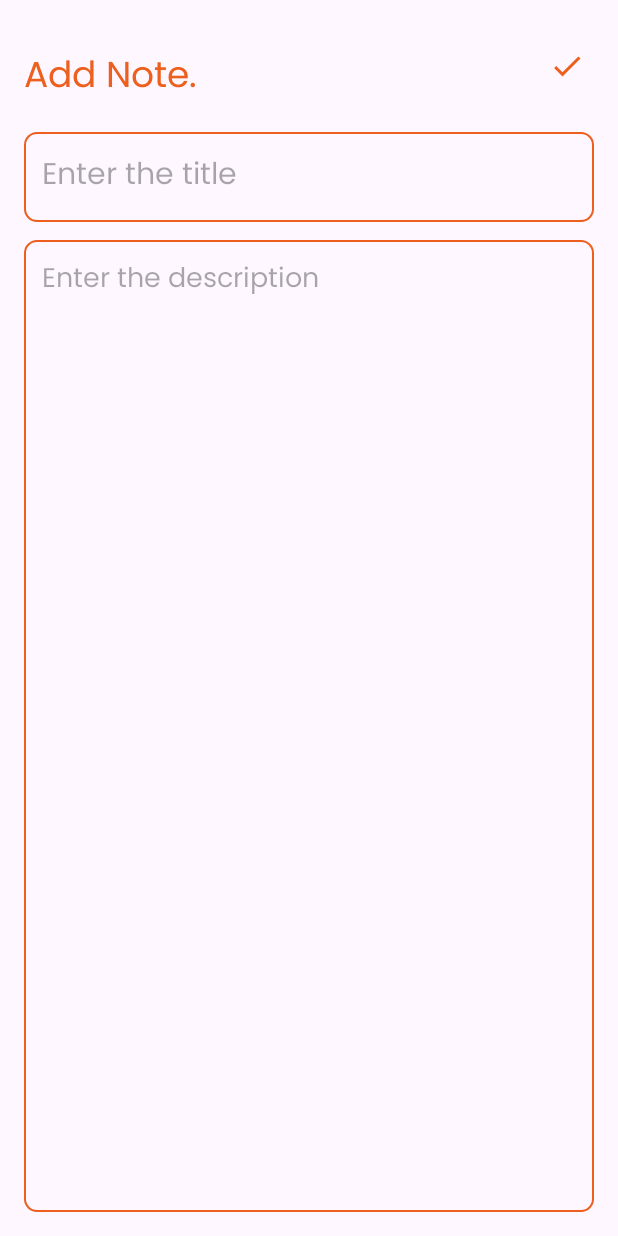
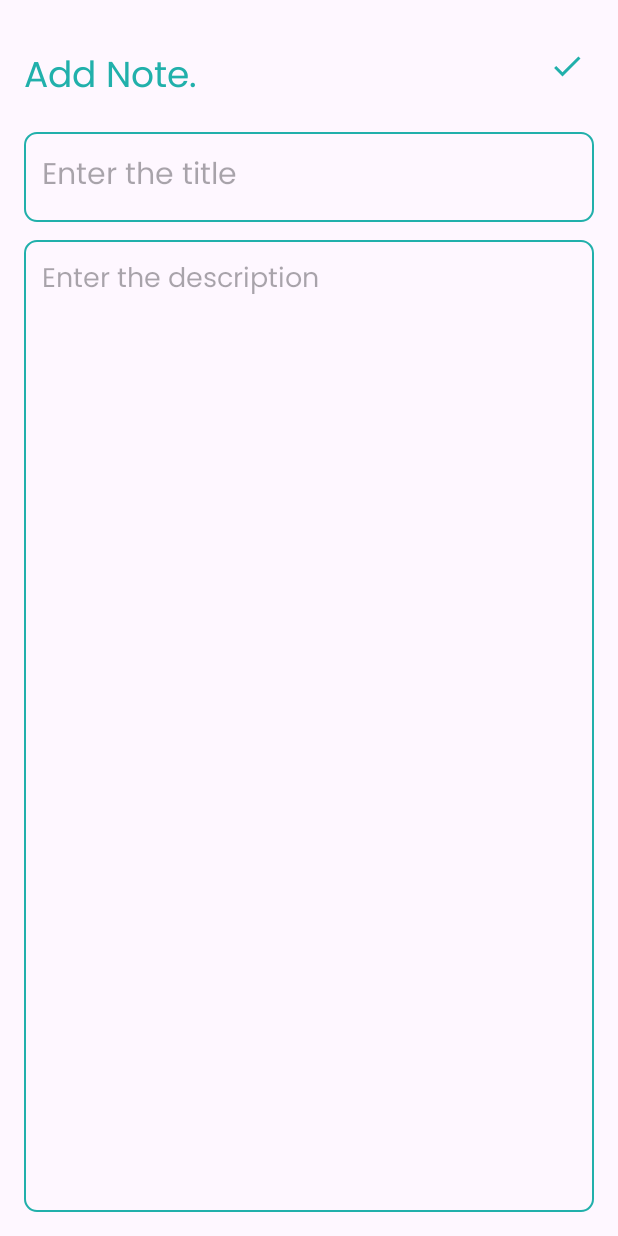
Before and after one commit to LimethK/Task-App, an Android app: the AddNoteActivity screen opened directly, with no data from a screen before it, on a phone screen of 412 x 824 dp. Run offline under Robolectric (Android 15) with nearby library versions, the phone set to English and light mode, and no system bars.

Commit message:
version 3

```diff
--- a/app/src/main/res/drawable/baseline_delete_24.xml
+++ b/app/src/main/res/drawable/baseline_delete_24.xml
@@ -1,4 +1,4 @@
-<vector xmlns:android="http://schemas.android.com/apk/res/android" android:height="24dp" android:tint="#ED5F1E" android:viewportHeight="24" android:viewportWidth="24" android:width="24dp">
+<vector xmlns:android="http://schemas.android.com/apk/res/android" android:height="24dp" android:tint="#21b0ab" android:viewportHeight="24" android:viewportWidth="24" android:width="24dp">
 
     <path android:fillColor="@android:color/white" android:pathData="M6,19c0,1.1 0.9,2 2,2h8c1.1,0 2,-0.9 2,-2V7H6v12zM19,4h-3.5l-1,-1h-5l-1,1H5v2h14V4z"/>
 
--- a/app/src/main/res/drawable/baseline_done_24.xml
+++ b/app/src/main/res/drawable/baseline_done_24.xml
@@ -1,4 +1,4 @@
-<vector xmlns:android="http://schemas.android.com/apk/res/android" android:height="24dp" android:tint="#ed5f1e" android:viewportHeight="24" android:viewportWidth="24" android:width="24dp">
+<vector xmlns:android="http://schemas.android.com/apk/res/android" android:height="24dp" android:tint="#21b0ab" android:viewportHeight="24" android:viewportWidth="24" android:width="24dp">
 
     <path android:fillColor="@android:color/white" android:pathData="M9,16.2L4.8,12l-1.4,1.4L9,19 21,7l-1.4,-1.4L9,16.2z"/>
 
--- a/app/src/main/res/drawable/baseline_edit_24.xml
+++ b/app/src/main/res/drawable/baseline_edit_24.xml
@@ -1,4 +1,4 @@
-<vector xmlns:android="http://schemas.android.com/apk/res/android" android:height="24dp" android:tint="#ED5F1E" android:viewportHeight="24" android:viewportWidth="24" android:width="24dp">
+<vector xmlns:android="http://schemas.android.com/apk/res/android" android:height="24dp" android:tint="#21b0ab" android:viewportHeight="24" android:viewportWidth="24" android:width="24dp">
 
     <path android:fillColor="@android:color/white" android:pathData="M3,17.25V21h3.75L17.81,9.94l-3.75,-3.75L3,17.25zM20.71,7.04c0.39,-0.39 0.39,-1.02 0,-1.41l-2.34,-2.34c-0.39,-0.39 -1.02,-0.39 -1.41,0l-1.83,1.83 3.75,3.75 1.83,-1.83z"/>
 
--- a/app/src/main/res/values/colors.xml
+++ b/app/src/main/res/values/colors.xml
@@ -2,6 +2,6 @@
 <resources>
     <color name="black">#FF000000</color>
     <color name="white">#FFFFFFFF</color>
-    <color name="orange">#ed5f1e</color>
+    <color name="orange">#21b0ab</color>
 
 </resources>
```
